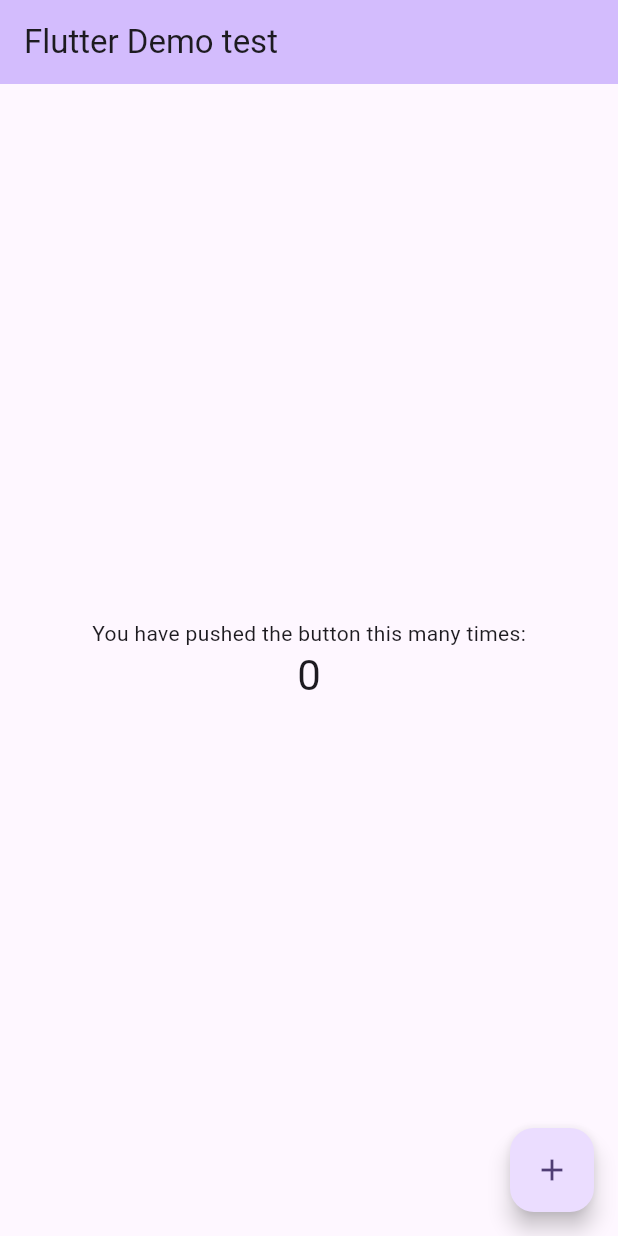
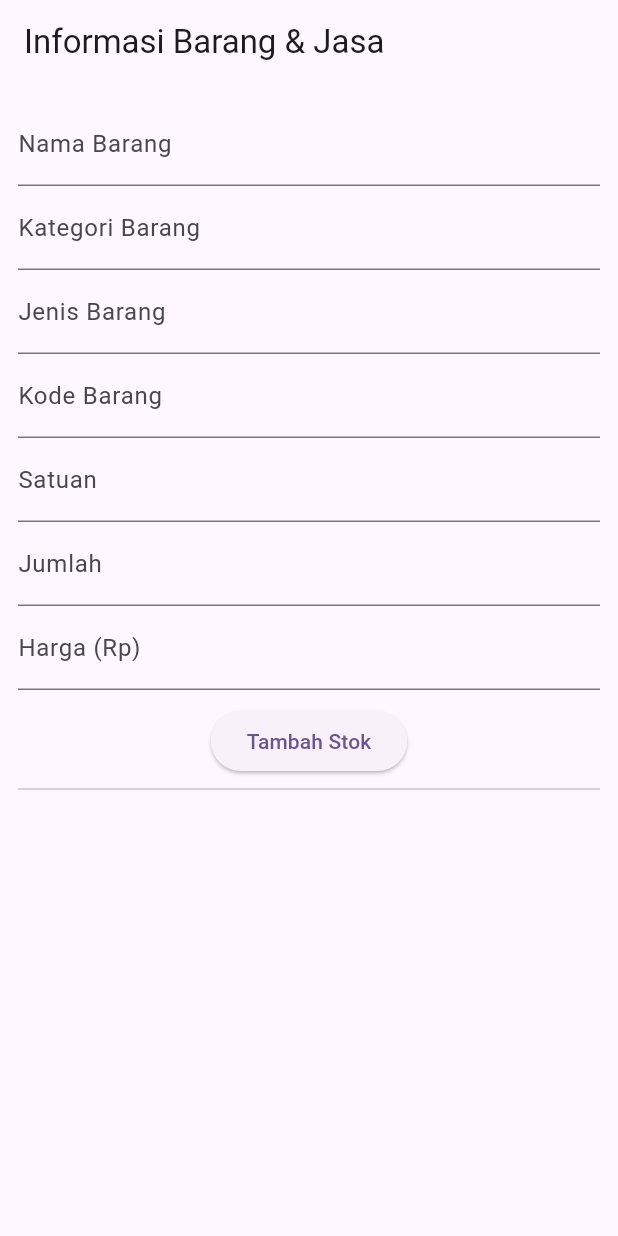
Before and after one commit to JustNap/Capstone_Kelompok4, a Flutter app: the screen it shows after launch, on a phone screen of 412 x 824 dp. Run offline on Flutter 3.47's test engine with Material 3 defaults, Android fonts, the phone set to English and light mode, and no system bars.

Commit message:
tampilan dan fitur barang & jasa (stock)

```diff
--- a/apk_pembukuan/lib/main.dart
+++ b/apk_pembukuan/lib/main.dart
@@ -1,4 +1,5 @@
 import 'package:flutter/material.dart';
+import 'stock/stock_page.dart';
 
 void main() {
   runApp(const MyApp());
@@ -11,7 +12,7 @@
   @override
   Widget build(BuildContext context) {
     return MaterialApp(
-      title: 'Flutter Demo',
+      title: 'Stock App',
       theme: ThemeData(
         // This is the theme of your application.
         //
@@ -31,7 +32,7 @@
         colorScheme: ColorScheme.fromSeed(seedColor: Colors.deepPurple),
         useMaterial3: true,
       ),
-      home: const MyHomePage(title: 'Flutter Demo test '),
+      home: const StockPage(),
     );
   }
 }
--- /dev/null
+++ b/apk_pembukuan/lib/stock/class_stock.dart
@@ -0,0 +1,21 @@
+class StockItem {
+  String id;
+  String nama;
+  String kategori;
+  String jenis;
+  String kode;
+  String satuan;
+  int jumlah;
+  double harga;
+
+  StockItem({
+    required this.id,
+    required this.nama,
+    required this.kategori,
+    required this.jenis,
+    required this.kode,
+    required this.satuan,
+    required this.jumlah,
+    required this.harga,
+  });
+}
--- /dev/null
+++ b/apk_pembukuan/lib/stock/stock_page.dart
@@ -0,0 +1,134 @@
+import 'package:flutter/material.dart';
+import 'class_stock.dart';
+
+class StockPage extends StatefulWidget {
+  const StockPage({Key? key}) : super(key: key);
+
+  @override
+  State<StockPage> createState() => _StockPageState();
+}
+
+class _StockPageState extends State<StockPage> {
+  List<StockItem> stockItems = [];
+
+  final namaController = TextEditingController();
+  final kategoriController = TextEditingController();
+  final jenisController = TextEditingController();
+  final kodeController = TextEditingController();
+  final satuanController = TextEditingController();
+  final jumlahController = TextEditingController();
+  final hargaController = TextEditingController();
+
+  void addItem() {
+    if (namaController.text.isEmpty ||
+        kategoriController.text.isEmpty ||
+        jenisController.text.isEmpty ||
+        kodeController.text.isEmpty ||
+        satuanController.text.isEmpty ||
+        jumlahController.text.isEmpty ||
+        hargaController.text.isEmpty) return;
+
+    setState(() {
+      stockItems.add(
+        StockItem(
+          id: DateTime.now().millisecondsSinceEpoch.toString(),
+          nama: namaController.text,
+          kategori: kategoriController.text,
+          jenis: jenisController.text,
+          kode: kodeController.text,
+          satuan: satuanController.text,
+          jumlah: int.parse(jumlahController.text),
+          harga: double.parse(hargaController.text),
+        ),
+      );
+
+      namaController.clear();
+      kategoriController.clear();
+      jenisController.clear();
+      kodeController.clear();
+      satuanController.clear();
+      jumlahController.clear();
+      hargaController.clear();
+    });
+  }
+
+  void deleteItem(String id) {
+    setState(() {
+      stockItems.removeWhere((item) => item.id == id);
+    });
+  }
+
+  @override
+  Widget build(BuildContext context) {
+    return Scaffold(
+      appBar: AppBar(title: const Text('Informasi Barang & Jasa')),
+      body: SingleChildScrollView(
+        child: Padding(
+          padding: const EdgeInsets.all(12.0),
+          child: Column(
+            children: [
+              TextField(
+                controller: namaController,
+                decoration: const InputDecoration(labelText: 'Nama Barang'),
+              ),
+              TextField(
+                controller: kategoriController,
+                decoration: const InputDecoration(labelText: 'Kategori Barang'),
+              ),
+              TextField(
+                controller: jenisController,
+                decoration: const InputDecoration(labelText: 'Jenis Barang'),
+              ),
+              TextField(
+                controller: kodeController,
+                decoration: const InputDecoration(labelText: 'Kode Barang'),
+              ),
+              TextField(
+                controller: satuanController,
+                decoration: const InputDecoration(labelText: 'Satuan'),
+              ),
+              TextField(
+                controller: jumlahController,
+                keyboardType: TextInputType.number,
+                decoration: const InputDecoration(labelText: 'Jumlah'),
+              ),
+              TextField(
+                controller: hargaController,
+                keyboardType: TextInputType.number,
+                decoration: const InputDecoration(labelText: 'Harga (Rp)'),
+              ),
+              const SizedBox(height: 10),
+              ElevatedButton(
+                onPressed: addItem,
+                child: const Text('Tambah Stok'),
+              ),
+              const Divider(),
+              ListView.builder(
+                shrinkWrap: true,
+                physics: const NeverScrollableScrollPhysics(),
+                itemCount: stockItems.length,
+                itemBuilder: (context, index) {
+                  final item = stockItems[index];
+                  return Card(
+                    child: ListTile(
+                      title: Text('${item.nama} (${item.kode})'),
+                      subtitle: Text(
+                        'Kategori: ${item.kategori}, Jenis: ${item.jenis}\n'
+                        'Jumlah: ${item.jumlah} ${item.satuan} | Harga: Rp${item.harga.toStringAsFixed(0)}',
+                      ),
+                      isThreeLine: true,
+                      trailing: IconButton(
+                        icon: const Icon(Icons.delete, color: Colors.red),
+                        onPressed: () => deleteItem(item.id),
+                      ),
+                    ),
+                  );
+                },
+              ),
+            ],
+          ),
+        ),
+      ),
+    );
+  }
+}
```
